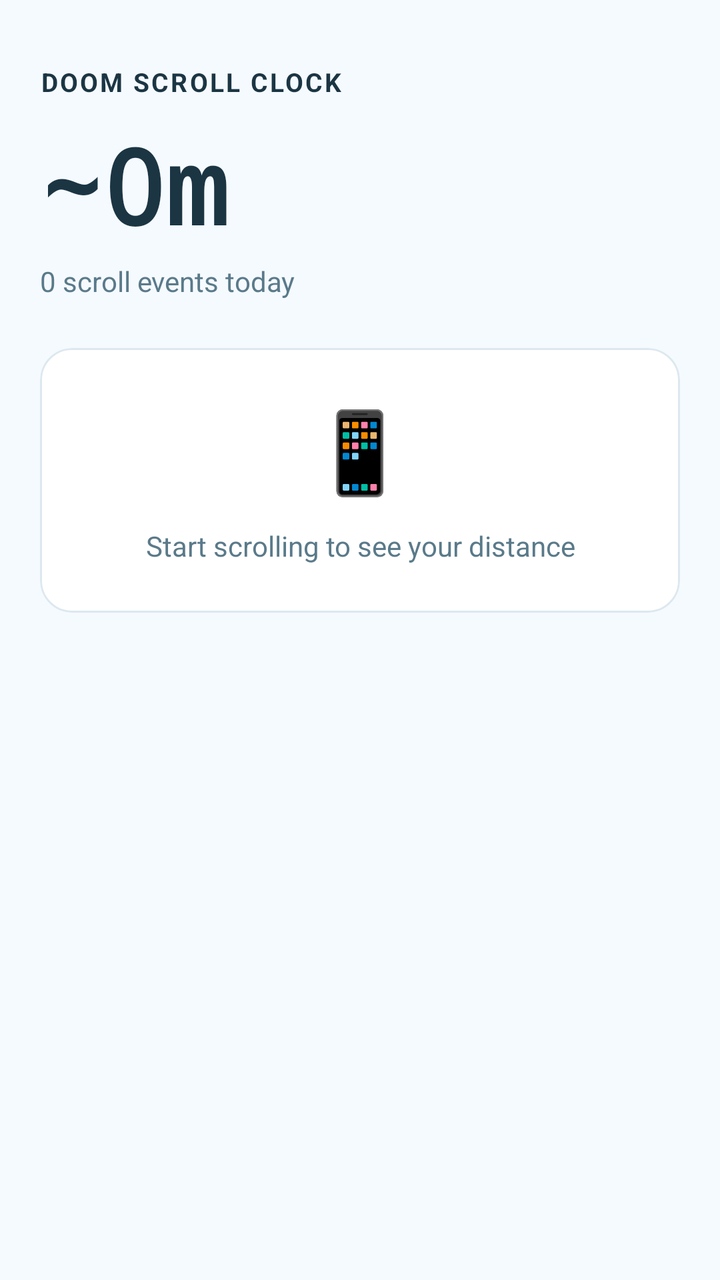
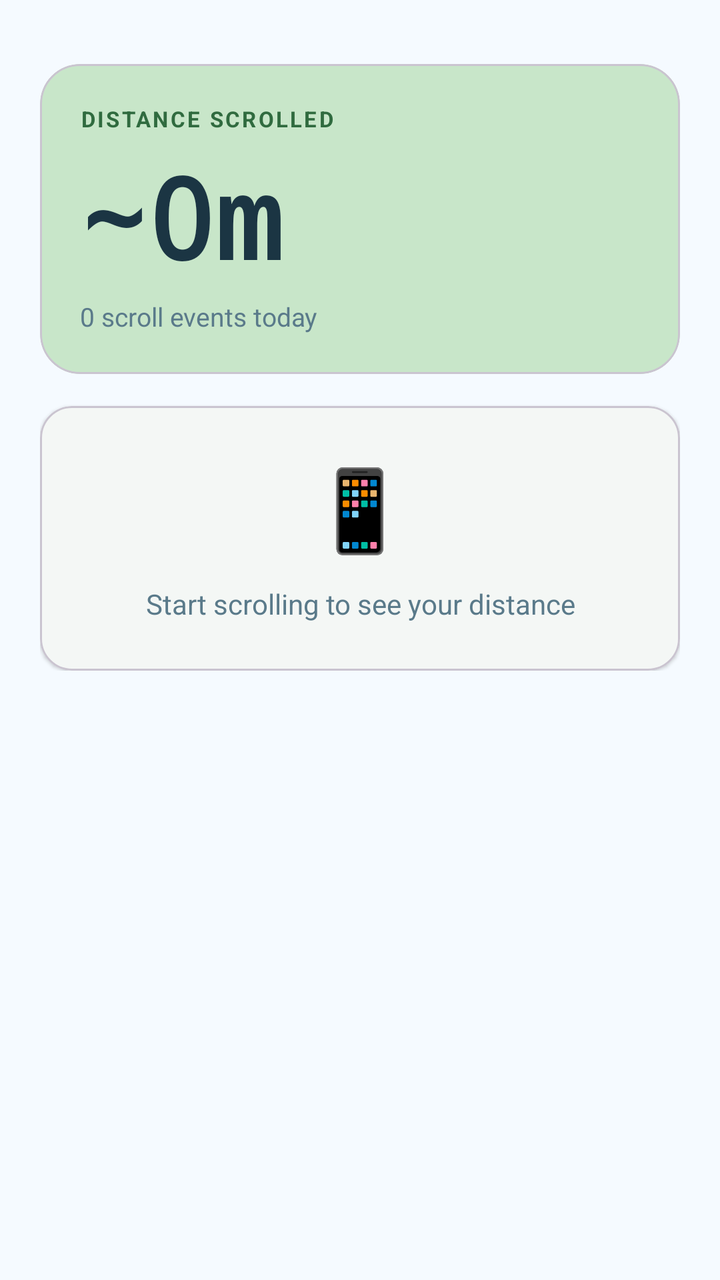

Compare the two renders of this Android layout. The source of the first and the diff that turns it into the second are given below.
<!-- AndroidManifest.xml: application theme Theme.DoomScrollClock -->
<!-- res/layout/fragment_distance.xml -->
<?xml version="1.0" encoding="utf-8"?>
<ScrollView
    xmlns:android="http://schemas.android.com/apk/res/android"
    xmlns:app="http://schemas.android.com/apk/res-auto"
    android:layout_width="match_parent"
    android:layout_height="match_parent"
    android:background="@color/colorBackground"
    android:fillViewport="false">

    <LinearLayout
        android:layout_width="match_parent"
        android:layout_height="wrap_content"
        android:orientation="vertical"
        android:paddingHorizontal="20dp"
        android:paddingTop="32dp"
        android:paddingBottom="16dp">

        
        <TextView
            android:layout_width="wrap_content"
            android:layout_height="wrap_content"
            android:text="@string/app_name"
            android:textColor="@color/colorOnSurface"
            android:textSize="13sp"
            android:textStyle="bold"
            android:letterSpacing="0.08"
            android:textAllCaps="true"
            android:layout_marginBottom="8dp" />

        
        <TextView
            android:id="@+id/hero_distance"
            android:layout_width="wrap_content"
            android:layout_height="wrap_content"
            android:text="~0m"
            android:textColor="@color/colorOnSurface"
            android:textSize="52sp"
            android:textStyle="bold"
            android:fontFamily="monospace"
            android:layout_marginBottom="4dp" />

        <TextView
            android:id="@+id/scroll_events_subtitle"
            android:layout_width="wrap_content"
            android:layout_height="wrap_content"
            android:text="0 scroll events today"
            android:textColor="@color/colorOnSurfaceVariant"
            android:textSize="14sp"
            android:layout_marginBottom="24dp" />

        
        <com.google.android.material.card.MaterialCardView
            android:id="@+id/card_distance_fact"
            android:layout_width="match_parent"
            android:layout_height="wrap_content"
            app:cardBackgroundColor="@color/colorPrimaryContainer"
            app:cardCornerRadius="16dp"
            app:cardElevation="0dp"
            app:strokeWidth="0dp"
            android:layout_marginBottom="12dp"
            android:visibility="gone">

            <LinearLayout
                android:layout_width="match_parent"
                android:layout_height="wrap_content"
                android:orientation="vertical"
                android:padding="20dp">

                <TextView
                    android:layout_width="wrap_content"
                    android:layout_height="wrap_content"
                    android:text="@string/distance_scrolled_label"
                    android:textColor="@color/colorPrimaryVariant"
                    android:textSize="11sp"
                    android:textStyle="bold"
                    android:letterSpacing="0.08"
                    android:textAllCaps="true"
                    android:layout_marginBottom="12dp" />

                <LinearLayout
                    android:layout_width="match_parent"
                    android:layout_height="wrap_content"
                    android:orientation="horizontal"
                    android:gravity="center_vertical">

                    <TextView
                        android:id="@+id/distance_fact_emoji"
                        android:layout_width="wrap_content"
                        android:layout_height="wrap_content"
                        android:textSize="32sp"
                        android:layout_marginEnd="16dp" />

                    <LinearLayout
                        android:layout_width="0dp"
                        android:layout_height="wrap_content"
                        android:layout_weight="1"
                        android:orientation="vertical">

                        <TextView
                            android:id="@+id/distance_fact_text"
                            android:layout_width="wrap_content"
                            android:layout_height="wrap_content"
                            android:textColor="@color/colorOnSurface"
                            android:textSize="15sp" />

                        <TextView
                            android:id="@+id/distance_fact_sub"
                            android:layout_width="wrap_content"
                            android:layout_height="wrap_content"
                            android:textColor="@color/colorOnSurfaceVariant"
                            android:textSize="13sp"
                            android:layout_marginTop="2dp" />

                    </LinearLayout>

                </LinearLayout>

            </LinearLayout>

        </com.google.android.material.card.MaterialCardView>

        
        <com.google.android.material.card.MaterialCardView
            android:id="@+id/card_empty"
            android:layout_width="match_parent"
            android:layout_height="wrap_content"
            app:cardBackgroundColor="@color/colorSurface"
            app:cardCornerRadius="16dp"
            app:cardElevation="0dp"
            app:strokeColor="@color/colorDivider"
            app:strokeWidth="1dp"
            android:visibility="visible">

            <LinearLayout
                android:layout_width="match_parent"
                android:layout_height="wrap_content"
                android:orientation="vertical"
                android:padding="24dp"
                android:gravity="center">

                <TextView
                    android:layout_width="wrap_content"
                    android:layout_height="wrap_content"
                    android:text="📱"
                    android:textSize="40sp"
                    android:layout_marginBottom="12dp" />

                <TextView
                    android:layout_width="wrap_content"
                    android:layout_height="wrap_content"
                    android:text="Start scrolling to see your distance"
                    android:textColor="@color/colorOnSurfaceVariant"
                    android:textSize="14sp"
                    android:gravity="center" />

            </LinearLayout>

        </com.google.android.material.card.MaterialCardView>

    </LinearLayout>

</ScrollView>
<!-- resources referenced by this layout -->
<resources>
  <color name="colorBackground">#F5FAFF</color>
  <color name="colorDivider">#DDE8EF</color>
  <color name="colorOnSurface">#1B3543</color>
  <color name="colorOnSurfaceVariant">#5A7A8A</color>
  <color name="colorPrimaryContainer">#C8E6C9</color>
  <color name="colorPrimaryVariant">#235E34</color>
  <color name="colorSurface">#FFFFFF</color>
  <string name="app_name">Doom Scroll Clock</string>
  <string name="distance_scrolled_label">Distance scrolled</string>
  <style name="Theme.DoomScrollClock" parent="Theme.Material3.DayNight.NoActionBar">
          <item name="colorPrimary">@color/colorPrimary</item>
          <item name="colorPrimaryVariant">@color/colorPrimaryVariant</item>
          <item name="colorSecondary">@color/colorPrimary</item>
          <item name="colorOnPrimary">@color/colorOnPrimary</item>
          <item name="colorSurface">@color/colorSurface</item>
          <item name="colorOnSurface">@color/colorOnSurface</item>
          <item name="android:colorBackground">@color/colorBackground</item>
          <item name="android:windowBackground">@color/colorBackground</item>
          <item name="android:statusBarColor">@color/colorBackground</item>
          <item name="android:windowLightStatusBar">true</item>
          <item name="bottomNavigationStyle">@style/Widget.App.BottomNavigation</item>
      </style>
  <color name="colorPrimary">#306B3F</color>
  <color name="colorOnPrimary">#FFFFFF</color>
  <style name="Widget.App.BottomNavigation" parent="Widget.Material3.BottomNavigationView">
          <item name="android:background">@color/colorNavBackground</item>
          <item name="elevation">0dp</item>
          <item name="labelVisibilityMode">labeled</item>
          <item name="itemIconTint">@color/nav_item_color</item>
          <item name="itemTextColor">@color/nav_item_color</item>
      </style>
  <color name="colorNavBackground">#FFFFFF</color>
</resources>

<!-- the commit's change to res/layout/fragment_distance.xml (unified diff, before → after) -->
@@ -16,48 +16,63 @@
         android:paddingBottom="16dp">
 
         
-        <TextView
-            android:layout_width="wrap_content"
+        <com.google.android.material.card.MaterialCardView
+            android:layout_width="match_parent"
             android:layout_height="wrap_content"
-            android:text="@string/app_name"
-            android:textColor="@color/colorOnSurface"
-            android:textSize="13sp"
-            android:textStyle="bold"
-            android:letterSpacing="0.08"
-            android:textAllCaps="true"
-            android:layout_marginBottom="8dp" />
+            app:cardBackgroundColor="@color/colorPrimaryContainer"
+            app:cardCornerRadius="20dp"
+            app:cardElevation="0dp"
+            android:layout_marginBottom="16dp">
 
-        
-        <TextView
-            android:id="@+id/hero_distance"
-            android:layout_width="wrap_content"
-            android:layout_height="wrap_content"
-            android:text="~0m"
-            android:textColor="@color/colorOnSurface"
-            android:textSize="52sp"
-            android:textStyle="bold"
-            android:fontFamily="monospace"
-            android:layout_marginBottom="4dp" />
+            <LinearLayout
+                android:layout_width="match_parent"
+                android:layout_height="wrap_content"
+                android:orientation="vertical"
+                android:padding="20dp">
 
-        <TextView
-            android:id="@+id/scroll_events_subtitle"
-            android:layout_width="wrap_content"
-            android:layout_height="wrap_content"
-            android:text="0 scroll events today"
-            android:textColor="@color/colorOnSurfaceVariant"
-            android:textSize="14sp"
-            android:layout_marginBottom="24dp" />
+                <TextView
+                    android:layout_width="wrap_content"
+                    android:layout_height="wrap_content"
+                    android:text="@string/distance_scrolled_label"
+                    android:textColor="@color/colorPrimary"
+                    android:textSize="11sp"
+                    android:textStyle="bold"
+                    android:letterSpacing="0.1"
+                    android:textAllCaps="true"
+                    android:layout_marginBottom="4dp" />
+
+                <TextView
+                    android:id="@+id/hero_distance"
+                    android:layout_width="wrap_content"
+                    android:layout_height="wrap_content"
+                    android:text="~0m"
+                    android:textColor="@color/colorOnSurface"
+                    android:textSize="56sp"
+                    android:textStyle="bold"
+                    android:fontFamily="monospace" />
+
+                <TextView
+                    android:id="@+id/scroll_events_subtitle"
+                    android:layout_width="wrap_content"
+                    android:layout_height="wrap_content"
+                    android:text="0 scroll events today"
+                    android:textColor="@color/colorOnSurfaceVariant"
+                    android:textSize="13sp"
+                    android:layout_marginTop="4dp" />
+
+            </LinearLayout>
+
+        </com.google.android.material.card.MaterialCardView>
 
         
         <com.google.android.material.card.MaterialCardView
             android:id="@+id/card_distance_fact"
             android:layout_width="match_parent"
             android:layout_height="wrap_content"
-            app:cardBackgroundColor="@color/colorPrimaryContainer"
+            app:cardBackgroundColor="@color/colorSurface"
             app:cardCornerRadius="16dp"
-            app:cardElevation="0dp"
-            app:strokeWidth="0dp"
-            android:layout_marginBottom="12dp"
+            app:cardElevation="1dp"
+            android:layout_marginBottom="10dp"
             android:visibility="gone">
 
             <LinearLayout
@@ -70,10 +85,10 @@
                     android:layout_width="wrap_content"
                     android:layout_height="wrap_content"
                     android:text="@string/distance_scrolled_label"
-                    android:textColor="@color/colorPrimaryVariant"
+                    android:textColor="@color/colorOnSurfaceVariant"
                     android:textSize="11sp"
                     android:textStyle="bold"
-                    android:letterSpacing="0.08"
+                    android:letterSpacing="0.1"
                     android:textAllCaps="true"
                     android:layout_marginBottom="12dp" />
 
@@ -87,7 +102,7 @@
                         android:id="@+id/distance_fact_emoji"
                         android:layout_width="wrap_content"
                         android:layout_height="wrap_content"
-                        android:textSize="32sp"
+                        android:textSize="40sp"
                         android:layout_marginEnd="16dp" />
 
                     <LinearLayout
@@ -101,7 +116,8 @@
                             android:layout_width="wrap_content"
                             android:layout_height="wrap_content"
                             android:textColor="@color/colorOnSurface"
-                            android:textSize="15sp" />
+                            android:textSize="18sp"
+                            android:textStyle="bold" />
 
                         <TextView
                             android:id="@+id/distance_fact_sub"
@@ -126,9 +142,7 @@
             android:layout_height="wrap_content"
             app:cardBackgroundColor="@color/colorSurface"
             app:cardCornerRadius="16dp"
-            app:cardElevation="0dp"
-            app:strokeColor="@color/colorDivider"
-            app:strokeWidth="1dp"
+            app:cardElevation="1dp"
             android:visibility="visible">
 
             <LinearLayout
<!-- resource entries referenced after the edit -->
@@ -1,13 +1,11 @@
 <!-- resources referenced by this layout -->
 <resources>
   <color name="colorBackground">#F5FAFF</color>
-  <color name="colorDivider">#DDE8EF</color>
   <color name="colorOnSurface">#1B3543</color>
   <color name="colorOnSurfaceVariant">#5A7A8A</color>
   <color name="colorPrimaryContainer">#C8E6C9</color>
   <color name="colorPrimaryVariant">#235E34</color>
   <color name="colorSurface">#FFFFFF</color>
-  <string name="app_name">Doom Scroll Clock</string>
   <string name="distance_scrolled_label">Distance scrolled</string>
   <style name="Theme.DoomScrollClock" parent="Theme.Material3.DayNight.NoActionBar">
           <item name="colorPrimary">@color/colorPrimary</item>
